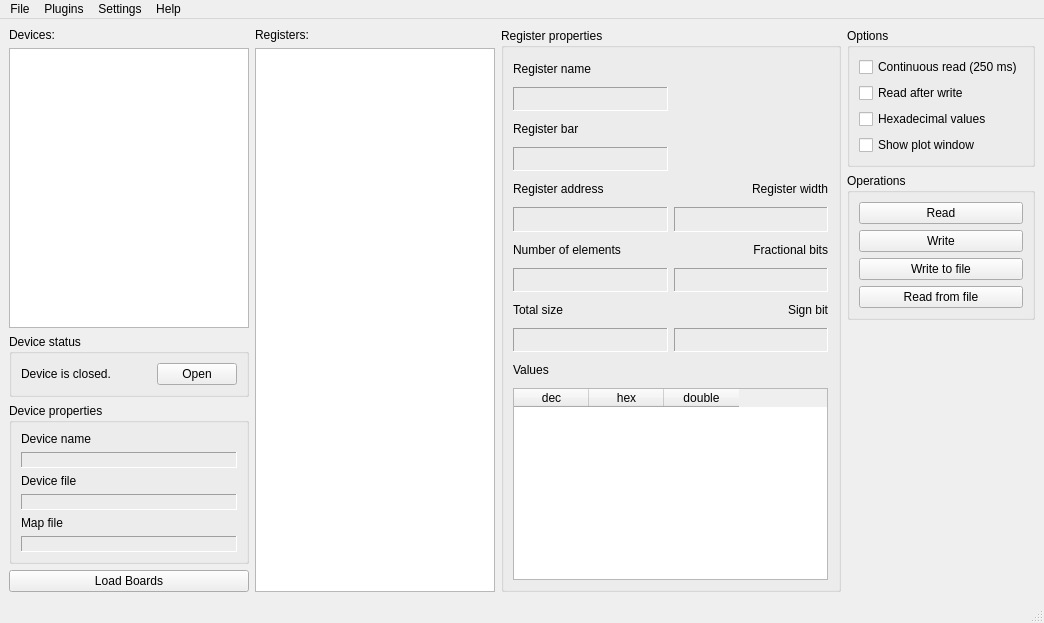
This is QtHardMonForm.ui in ChimeraTK/QtHardMon as Qt 5 draws it before an edit. The edited form follows.
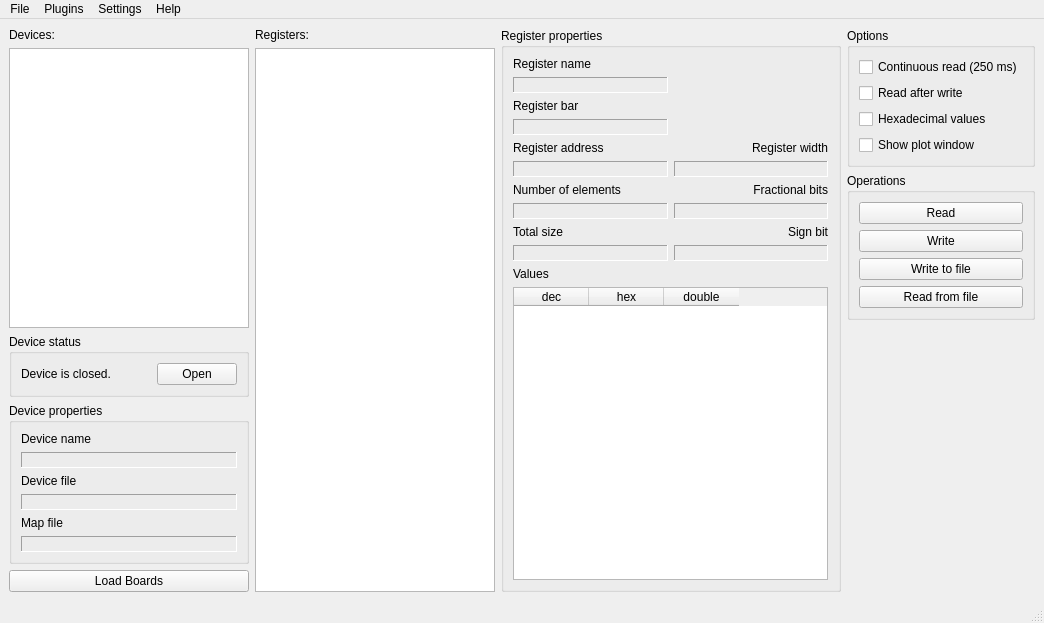
This is the edited form.

Commit message: GUI form tweaked to change table widget hsizetype to expanding

Patch:
```diff
--- a/QtHardMonForm.ui
+++ b/QtHardMonForm.ui
@@ -306,7 +306,7 @@
          <item row="11" column="0" colspan="2">
           <widget class="QTableWidget" name="valuesTableWidget">
            <property name="sizePolicy">
-            <sizepolicy hsizetype="Preferred" vsizetype="Preferred">
+            <sizepolicy hsizetype="Preferred" vsizetype="Expanding">
              <horstretch>0</horstretch>
              <verstretch>0</verstretch>
             </sizepolicy>
```
